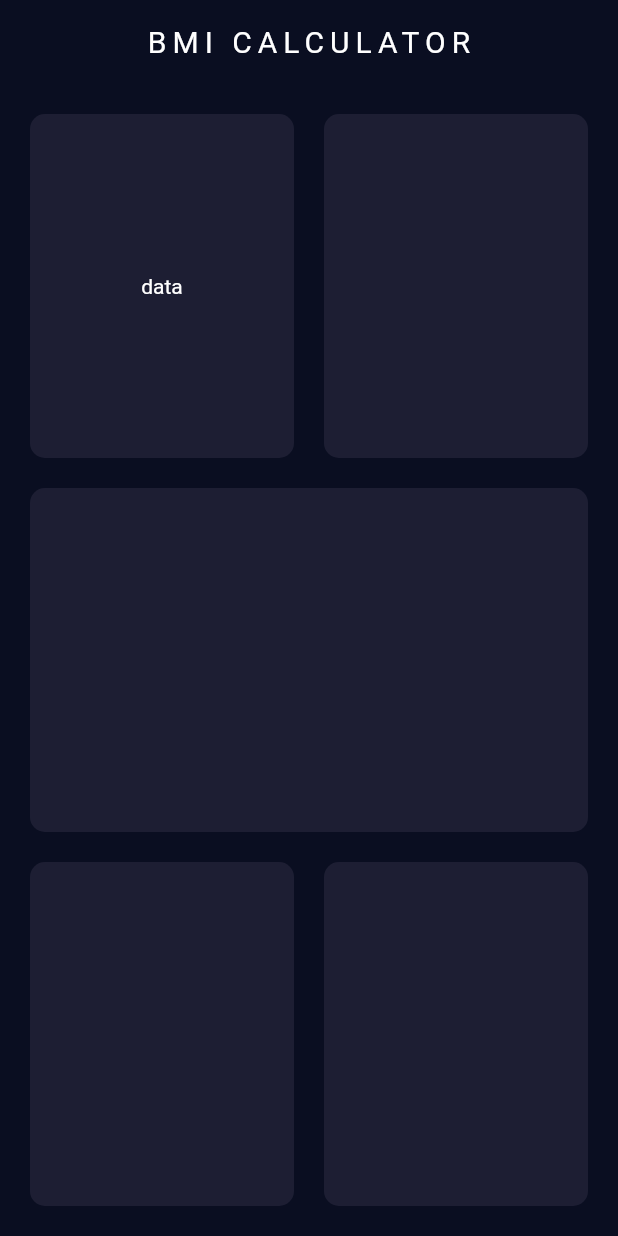
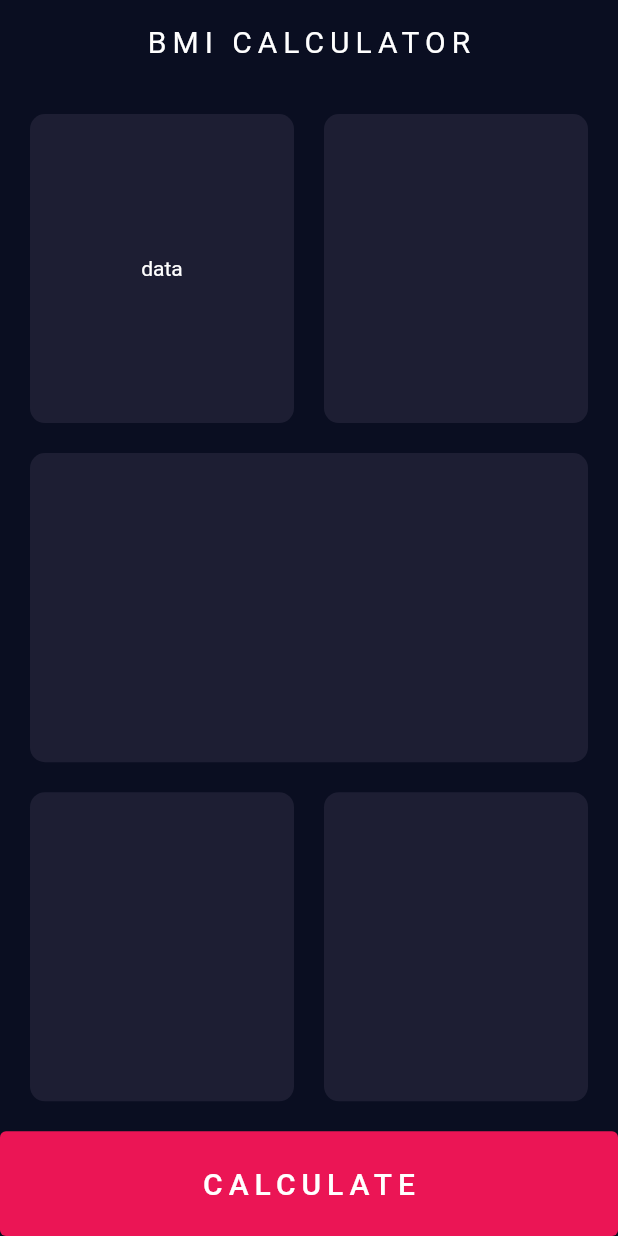
Before and after one commit to lucas-marianno/Flutter_Development_Bootcamp, a Flutter app: the screen it shows after launch, on a phone screen of 412 x 824 dp. Run offline on Flutter 3.47's test engine with Material 2 defaults, Android fonts, the phone set to English and light mode, and no system bars; missing offline and left inert: audiofileplayer.

Commit message:
general refactoring

```diff
--- /dev/null
+++ b/bmi_calculator/lib/custom_widgets.dart
@@ -0,0 +1,51 @@
+import 'package:flutter/material.dart';
+import 'style.dart';
+
+class MyWidget extends StatelessWidget {
+  final Widget? child;
+  final Color? backgroundColor;
+
+  const MyWidget({super.key, this.child, this.backgroundColor});
+
+  @override
+  Widget build(BuildContext context) {
+    return Expanded(
+      child: Container(
+        margin: const EdgeInsets.all(10),
+        decoration: BoxDecoration(
+          borderRadius: BorderRadius.circular(10),
+          color: backgroundColor ?? Palette.navyPurpleAccent,
+        ),
+        child: Center(child: child),
+      ),
+    );
+  }
+}
+
+class MyColumn extends StatelessWidget {
+  final List<Widget> children;
+  const MyColumn({super.key, required this.children});
+
+  @override
+  Widget build(BuildContext context) {
+    return Column(
+      mainAxisAlignment: MainAxisAlignment.center,
+      crossAxisAlignment: CrossAxisAlignment.stretch,
+      children: children,
+    );
+  }
+}
+
+class MyRow extends StatelessWidget {
+  final List<Widget> children;
+  const MyRow({super.key, required this.children});
+
+  @override
+  Widget build(BuildContext context) {
+    return Row(
+      mainAxisAlignment: MainAxisAlignment.center,
+      crossAxisAlignment: CrossAxisAlignment.stretch,
+      children: children,
+    );
+  }
+}
--- a/bmi_calculator/lib/input_page.dart
+++ b/bmi_calculator/lib/input_page.dart
@@ -1,5 +1,6 @@
 import 'package:bmi_calculator/style.dart';
 import 'package:flutter/material.dart';
+import 'custom_widgets.dart';
 
 class InputPage extends StatefulWidget {
   const InputPage({super.key});
@@ -20,30 +21,26 @@ class _InputPageState extends State<InputPage> {
           ),
         ),
       ),
-      body: Padding(
-        padding: const EdgeInsets.all(10),
-        child: Column(
-          mainAxisAlignment: MainAxisAlignment.center,
-          crossAxisAlignment: CrossAxisAlignment.stretch,
+      body: MyColumn(
+        children: [
+          const Expanded(
+            flex: 10,
+            child: Padding(
+              padding: EdgeInsets.all(10),
+              child: MyColumn(
                 children: [
                   Expanded(
-              child: Row(
-                crossAxisAlignment: CrossAxisAlignment.stretch,
-                mainAxisAlignment: MainAxisAlignment.center,
-                children: const [
-                  MyWidget(
-                    child: Text('data'),
-                  ),
+                    child: MyRow(
+                      children: [
+                        MyWidget(child: Text('data')),
                         MyWidget(),
                       ],
                     ),
                   ),
-            const MyWidget(),
+                  MyWidget(),
                   Expanded(
-              child: Row(
-                crossAxisAlignment: CrossAxisAlignment.stretch,
-                mainAxisAlignment: MainAxisAlignment.center,
-                children: const [
+                    child: MyRow(
+                      children: [
                         MyWidget(),
                         MyWidget(),
                       ],
@@ -52,6 +49,18 @@ class _InputPageState extends State<InputPage> {
                 ],
               ),
             ),
+          ),
+          Expanded(
+            child: ElevatedButton(
+              onPressed: () {},
+              child: const Text(
+                'CALCULATE',
+                style: Palette.titleTextStyle,
+              ),
+            ),
+          ),
+        ],
+      ),
     );
   }
 }
--- a/bmi_calculator/lib/main.dart
+++ b/bmi_calculator/lib/main.dart
@@ -10,7 +10,7 @@ class BMICalculator extends StatelessWidget {
   @override
   Widget build(BuildContext context) {
     return MaterialApp(
-      theme: palette(),
+      theme: Palette.themeData(),
       debugShowCheckedModeBanner: false,
       home: const InputPage(),
     );
--- a/bmi_calculator/lib/style.dart
+++ b/bmi_calculator/lib/style.dart
@@ -1,50 +1,36 @@
 import 'package:flutter/material.dart';
 
-ThemeData palette() {
-  return ThemeData(
-    appBarTheme: const AppBarTheme(
-      elevation: 0,
-      titleTextStyle: TextStyle(
-        letterSpacing: 4,
-        fontSize: 20,
+class Palette {
+  static const Color navyPurple = Color(0XFF0A0E21);
+  static const Color navyPurpleAccent = Color(0xff1d1e33);
+  static const Color pinkish = Color(0xffeb1555);
+
+  static const TextStyle titleTextStyle = TextStyle(
+    color: Colors.white,
+    letterSpacing: 4,
+    fontSize: 20,
+  );
+
+  static ThemeData themeData() {
+    return ThemeData(
+      appBarTheme: const AppBarTheme(
+        elevation: 0,
+        titleTextStyle: titleTextStyle,
+        backgroundColor: navyPurple,
       ),
-      backgroundColor: Color(0XFF0A0E21),
-    ),
-    scaffoldBackgroundColor: const Color(0XFF0A0E21),
-    cardColor: const Color(0xff1d1e33),
-    canvasColor: Colors.pink,
-    colorScheme: const ColorScheme.dark(
-        primary: Colors.amber,
-        secondary: Colors.deepPurpleAccent,
-        tertiary: Colors.red,
-        primaryContainer: Colors.blue,
-        secondaryContainer: Colors.green,
-        tertiaryContainer: Colors.lime,
-        surface: Colors.pink, //this should be the color of a card
-        onSurface: Colors.brown,
-        surfaceTint: Colors.pink,
-        surfaceVariant: Colors.pink,
-        //background: Color(0XFF0A0E21),
-        background: Colors.orange),
-  );
-}
-
-class MyWidget extends StatelessWidget {
-  final Widget? child;
-  final Color? backgroundColor;
-
-  const MyWidget({super.key, this.child, this.backgroundColor});
-
-  @override
-  Widget build(BuildContext context) {
-    return Expanded(
-      child: Container(
-        margin: const EdgeInsets.all(10),
-        decoration: BoxDecoration(
-          borderRadius: BorderRadius.circular(10),
-          color: backgroundColor ?? palette().cardColor,
-        ),
-        child: Center(child: child),
+      cardColor: navyPurpleAccent,
+      canvasColor: navyPurple,
+      colorScheme: const ColorScheme.dark(
+        primary: pinkish,
+        // secondary: Colors.amber,
+        // tertiary: Colors.red,
+        // primaryContainer: Colors.blue,
+        // secondaryContainer: Colors.green,
+        // tertiaryContainer: Colors.lime,
+        // onSurface: Colors.brown,
+        // surfaceTint: Colors.pink,
+        // surfaceVariant: Colors.pink,
+        // background: Colors.orange,
       ),
     );
   }
```
Also changed, not shown: bmi_calculator/pubspec.lock. Lines whose indentation alone changed are shown as unchanged.
